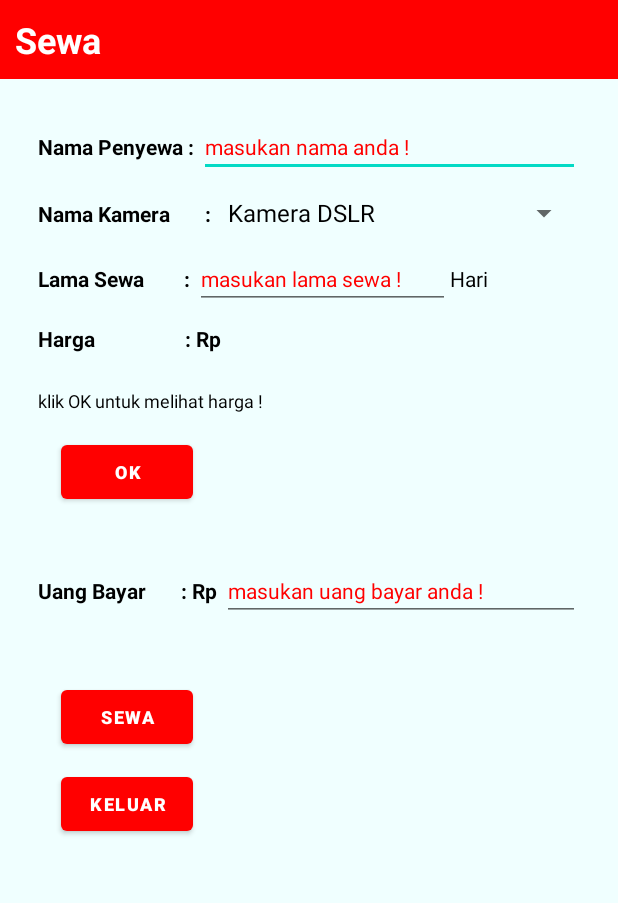
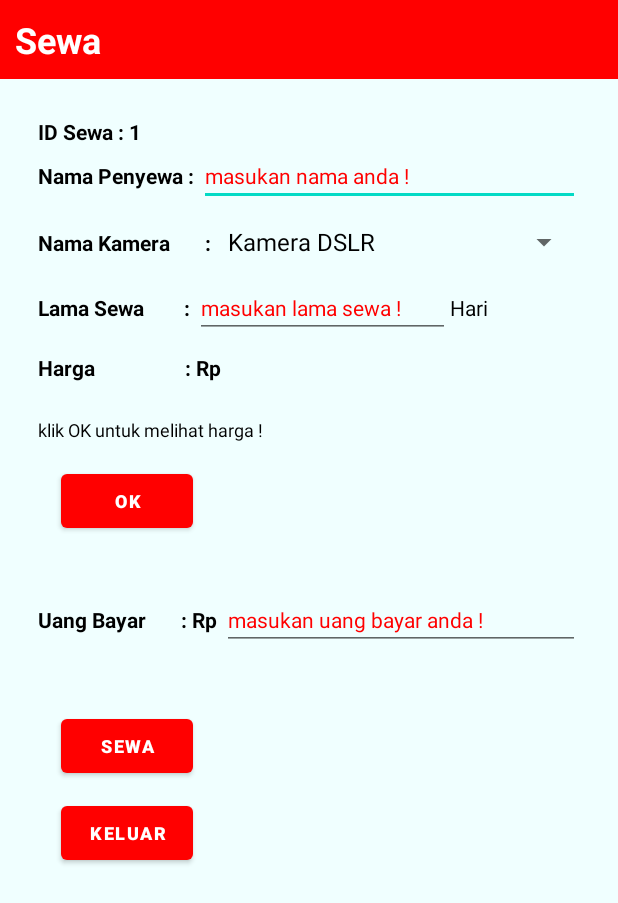
Before and after one commit to AryaSuryaaa/RentalKameraApp, an Android app: the screen it shows after launch (SewaKameraActivity), after a tap on "SEWA KAMERA", on a phone screen of 412 x 824 dp. Shown: the top 903 px of the screen. Run offline under Robolectric (Android 15) with nearby library versions, the phone set to English and light mode, and no system bars.

Commit message:
sudah bisa menyimpan data sewa

```diff
--- /dev/null
+++ b/app/src/main/java/com/ris/rentalku/DatabaseHelper.java
@@ -0,0 +1,88 @@
+package com.ris.rentalku;
+
+import android.content.Context;
+import android.database.Cursor;
+import android.database.sqlite.SQLiteDatabase;
+import android.database.sqlite.SQLiteOpenHelper;
+import android.util.Log;
+
+public class DatabaseHelper extends SQLiteOpenHelper {
+    private static final String DATABASE_NAME = "rentalku.db";
+    private static final int DATABASE_VERSION = 1;
+
+    public static final String TABLE_SEWA = "sewa";
+    public static final String COLUMN_ID = "id";
+    public static final String COLUMN_NAMA_PENYEWA = "nama_penyewa";
+    public static final String COLUMN_NAMA_KAMERA = "nama_kamera";
+    public static final String COLUMN_HARGA = "harga";
+    public static final String COLUMN_UANG_BAYAR = "uang_bayar";
+    public static final String COLUMN_STATUS = "status";
+
+    // SQL statement to create the table
+    private static final String CREATE_TABLE_SEWA =
+            "CREATE TABLE " + TABLE_SEWA + " (" +
+                    COLUMN_ID + " TEXT, " +
+                    COLUMN_NAMA_PENYEWA + " TEXT, " +
+                    COLUMN_NAMA_KAMERA + " TEXT, " +
+                    COLUMN_HARGA + " INTEGER, " +
+                    COLUMN_UANG_BAYAR + " INTEGER, " +
+                    COLUMN_STATUS + " TEXT);";
+
+    public DatabaseHelper(Context context) {
+        super(context, DATABASE_NAME, null, DATABASE_VERSION);
+    }
+
+    @Override
+    public void onCreate(SQLiteDatabase db) {
+        db.execSQL(CREATE_TABLE_SEWA);
+    }
+
+    public int getRowCount() {
+        SQLiteDatabase db = this.getReadableDatabase();
+        Cursor cursor = db.rawQuery("SELECT COUNT(*) FROM " + TABLE_SEWA, null);
+        int count = 0;
+
+        if (cursor != null) {
+            cursor.moveToFirst();
+            count = cursor.getInt(0);
+            cursor.close();
+        }
+
+        return count;
+    }
+
+    public void logAllData() {
+        SQLiteDatabase db = this.getReadableDatabase();
+        Cursor cursor = db.rawQuery("SELECT * FROM " + TABLE_SEWA, null);
+
+        if (cursor != null) {
+            int idIndex = cursor.getColumnIndex(COLUMN_ID);
+            int namaPenyewaIndex = cursor.getColumnIndex(COLUMN_NAMA_PENYEWA);
+            int namaKameraIndex = cursor.getColumnIndex(COLUMN_NAMA_KAMERA);
+            int hargaIndex = cursor.getColumnIndex(COLUMN_HARGA);
+            int uangBayarIndex = cursor.getColumnIndex(COLUMN_UANG_BAYAR);
+            int statusIndex = cursor.getColumnIndex(COLUMN_STATUS);
+
+            while (cursor.moveToNext()) {
+                int id = (idIndex >= 0) ? cursor.getInt(idIndex) : -1;
+                String namaPenyewa = (namaPenyewaIndex >= 0) ? cursor.getString(namaPenyewaIndex) : "";
+                String namaKamera = (namaKameraIndex >= 0) ? cursor.getString(namaKameraIndex) : "";
+                int harga = (hargaIndex >= 0) ? cursor.getInt(hargaIndex) : -1;
+                int uangBayar = (uangBayarIndex >= 0) ? cursor.getInt(uangBayarIndex) : -1;
+                String status = (statusIndex >= 0) ? cursor.getString(statusIndex) : "";
+
+                Log.d("DatabaseLog", "ID: " + id + ", Nama Penyewa: " + namaPenyewa +
+                        ", Nama Kamera: " + namaKamera + ", Harga: " + harga +
+                        ", Uang Bayar: " + uangBayar + ", Status: " + status);
+            }
+
+            cursor.close();
+        }
+    }
+
+    @Override
+    public void onUpgrade(SQLiteDatabase db, int oldVersion, int newVersion) {
+        db.execSQL("DROP TABLE IF EXISTS " + TABLE_SEWA);
+        onCreate(db);
+    }
+}
--- a/app/src/main/java/com/ris/rentalku/SewaKameraActivity.java
+++ b/app/src/main/java/com/ris/rentalku/SewaKameraActivity.java
@@ -1,6 +1,8 @@
 package com.ris.rentalku;
 
+import android.content.ContentValues;
 import android.content.Intent;
+import android.database.sqlite.SQLiteDatabase;
 import android.os.Bundle;
 import android.view.View;
 import android.widget.ArrayAdapter;
@@ -16,8 +18,11 @@ public class SewaKameraActivity extends AppCompatActivity {
     String s_nama;
 
     Spinner ad_listkamera;
-    TextView harga_kamera;
+    TextView harga_kamera, id_sewa;
     EditText lama_sewa,uangbayar,nama_penyewa;
+
+    private DatabaseHelper dbHelper;
+    private SQLiteDatabase db;
 
 
     String list_kamera[] = {"Kamera DSLR","Kamera Mirrorless","Kamera Vlog","Webcam"};
@@ -26,11 +31,18 @@ public class SewaKameraActivity extends AppCompatActivity {
     protected void onCreate(Bundle savedInstanceState) {
         super.onCreate(savedInstanceState);
         setContentView(R.layout.activity_sewa_kamera);
+        id_sewa = findViewById(R.id.id_sewa);
         nama_penyewa = findViewById(R.id.nama_penyewa);
         ad_listkamera = findViewById(R.id.ad_listkamera);
         harga_kamera = findViewById(R.id.harga_kamera);
         lama_sewa = findViewById(R.id.lama_sewa);
         uangbayar = findViewById(R.id.uangbayar);
+
+        dbHelper = new DatabaseHelper(this);
+        db = dbHelper.getWritableDatabase();
+
+        int rowCount = dbHelper.getRowCount() + 1;
+        id_sewa.setText(Integer.toString(rowCount));
 
         ArrayAdapter ad_kamera = new ArrayAdapter(SewaKameraActivity.this, androidx.constraintlayout.widget.R.layout.support_simple_spinner_dropdown_item, list_kamera);
         ad_listkamera.setAdapter(ad_kamera);
@@ -68,8 +80,21 @@ public class SewaKameraActivity extends AppCompatActivity {
         if (jml_uang < ttl_hargasewa) {
             Toast.makeText(this, "Uang Kurang", Toast.LENGTH_SHORT).show();
         }else{
-            Intent intent = new Intent(SewaKameraActivity.this,StrukActivity.class);
+            ContentValues values = new ContentValues();
+            values.put(DatabaseHelper.COLUMN_NAMA_PENYEWA, s_nama);
+            values.put(DatabaseHelper.COLUMN_NAMA_KAMERA, ad_listkamera.getSelectedItem().toString());
+            values.put(DatabaseHelper.COLUMN_HARGA, ttl_hargasewa);
+            values.put(DatabaseHelper.COLUMN_UANG_BAYAR, jml_uang);
+            values.put(DatabaseHelper.COLUMN_STATUS, "sewa");
 
+            long newRowId = db.insert(DatabaseHelper.TABLE_SEWA, null, values);
+
+            if (newRowId != -1) {
+                dbHelper.logAllData();
+
+                Intent intent = new Intent(SewaKameraActivity.this, StrukActivity.class);
+
+                intent.putExtra("id", id_sewa.toString());
                 intent.putExtra("nama",s_nama);
                 intent.putExtra("kamera", ad_listkamera.getSelectedItem().toString());
                 intent.putExtra("lama",jml_lmsw);
@@ -78,6 +103,10 @@ public class SewaKameraActivity extends AppCompatActivity {
                 intent.putExtra("kembalian",jml_uang-ttl_hargasewa);
 
                 startActivity(intent);
+
+            } else {
+                Toast.makeText(this, "Gagal menyimpan data", Toast.LENGTH_SHORT).show();
+            }
         }
     }
 
--- a/app/src/main/res/layout/activity_sewa_kamera.xml
+++ b/app/src/main/res/layout/activity_sewa_kamera.xml
@@ -27,6 +27,23 @@
             android:layout_height="wrap_content"
             android:orientation="vertical"
             android:layout_margin="10dp">
+            <LinearLayout
+                android:layout_width="match_parent"
+                android:layout_height="wrap_content"
+                android:orientation="horizontal">
+                <TextView
+                    android:layout_width="wrap_content"
+                    android:layout_height="wrap_content"
+                    android:text="ID Sewa : "
+                    android:textStyle="bold"
+                    android:textColor="@color/black"/>
+                <TextView
+                    android:id="@+id/id_sewa"
+                    android:layout_width="wrap_content"
+                    android:layout_height="wrap_content"
+                    android:textStyle="bold"
+                    android:textColor="@color/black"/>
+            </LinearLayout>
             <LinearLayout
                 android:layout_width="match_parent"
                 android:layout_height="wrap_content"
```
Lines whose indentation alone changed are shown as unchanged.
